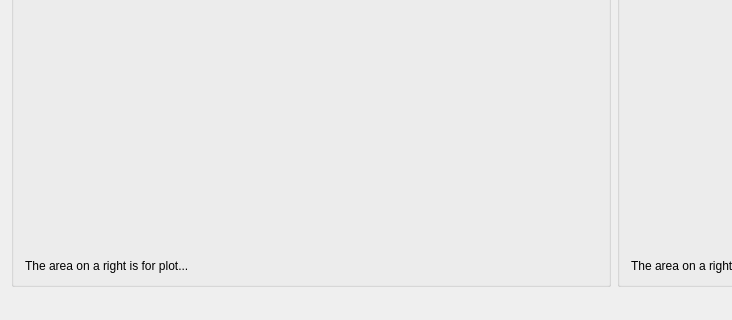
Before: the Qt Designer form qt_experiment/QwtScatter/MainWindow.ui in handy-serge/qwt, drawn with Qt 5; both pictures show x 0 to 732 and y 380 to 700 of the 948 by 700 pixel window.
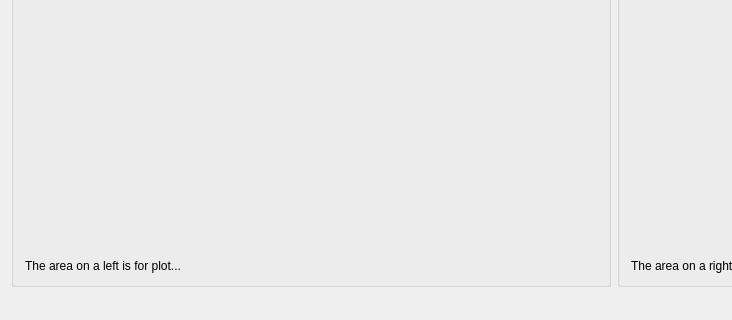
After: the same form once the commit is applied. Icons and pictures are not drawn.

Commit message: SS-1572 Fixing the typo in UI.

```diff
--- a/qt_experiment/QwtScatter/MainWindow.ui
+++ b/qt_experiment/QwtScatter/MainWindow.ui
@@ -52,7 +52,7 @@
           </sizepolicy>
          </property>
          <property name="text">
-          <string>The area on a right is for plot...</string>
+          <string>The area on a left is for plot...</string>
          </property>
         </widget>
        </item>
```
